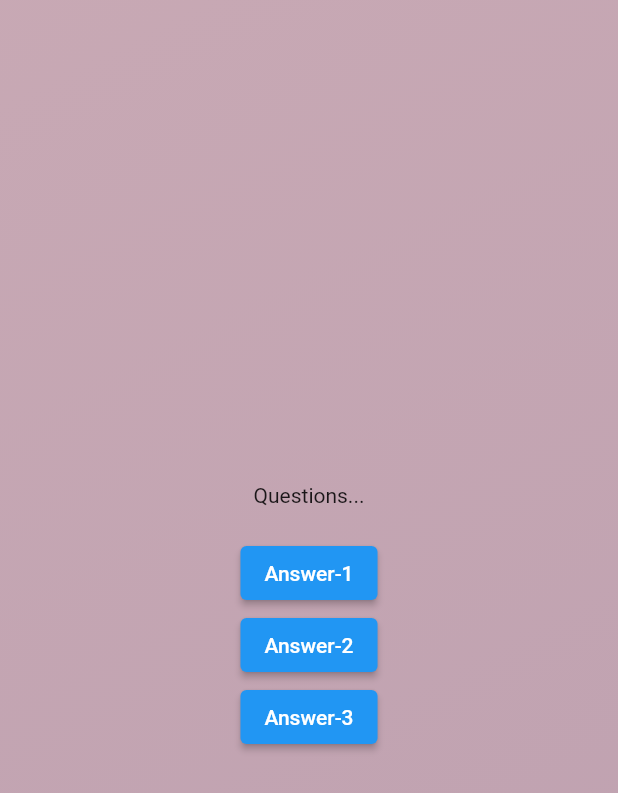
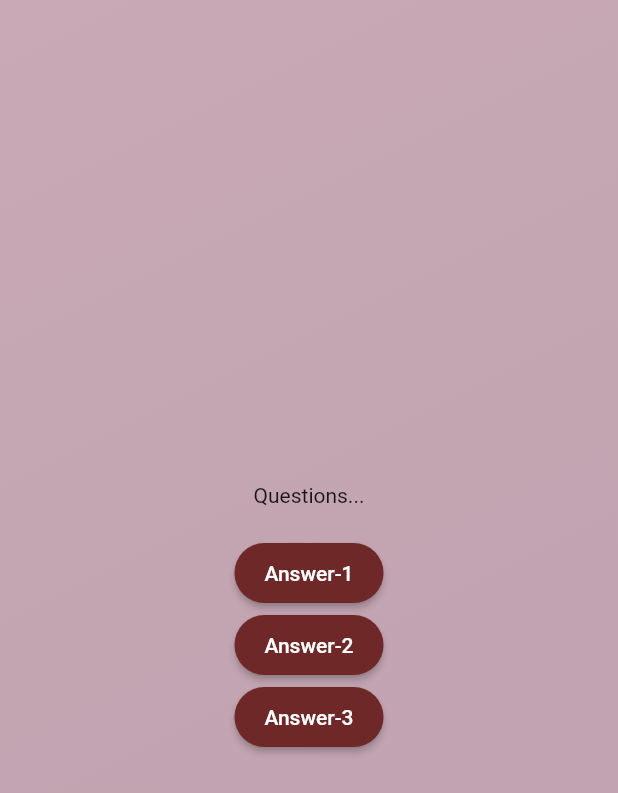
Before and after one commit to rinku-kr/Quiz_App, a Flutter app: the screen it shows after launch, after a tap on "Hit Me", on a phone screen of 412 x 824 dp. Shown: the top 793 px of the screen. Run offline on Flutter 3.47's test engine with Material 2 defaults, Android fonts, the phone set to English and light mode, and no system bars.

Commit message:
custom styled button

```diff
--- /dev/null
+++ b/lib/answer_button.dart
@@ -0,0 +1,23 @@
+import 'package:flutter/material.dart';
+
+class AnswerButton extends StatelessWidget {
+  const AnswerButton(
+      {super.key, required this.answerText, required this.onTap});
+
+  final String answerText;
+  final void Function() onTap;
+
+  @override
+  Widget build(BuildContext context) {
+    return ElevatedButton(
+      onPressed: onTap,
+      style: ElevatedButton.styleFrom(
+          padding: const EdgeInsets.symmetric(horizontal: 20, vertical: 12),
+          foregroundColor: Colors.white,
+          backgroundColor: const Color.fromARGB(255, 110, 40, 40),
+          shape:
+              RoundedRectangleBorder(borderRadius: BorderRadius.circular(40))),
+      child: Text(answerText),
+    );
+  }
+}
--- a/lib/questions_screen.dart
+++ b/lib/questions_screen.dart
@@ -1,4 +1,5 @@
 import 'package:flutter/material.dart';
+import 'package:quiz_app/answer_button.dart';
 
 class QuestionsScreen extends StatefulWidget {
   const QuestionsScreen({super.key});
@@ -21,9 +22,9 @@ class _QuestionsScreen extends State<QuestionsScreen> {
             const SizedBox(
               height: 20,
             ),
-            ElevatedButton(onPressed: () {}, child: const Text('Answer-1')),
-            ElevatedButton(onPressed: () {}, child: const Text('Answer-2')),
-            ElevatedButton(onPressed: () {}, child: const Text('Answer-3')),
+            AnswerButton(answerText: 'Answer-1', onTap: () {}),
+            AnswerButton(answerText: 'Answer-2', onTap: () {}),
+            AnswerButton(answerText: 'Answer-3', onTap: () {})
           ],
         ));
   }
```
